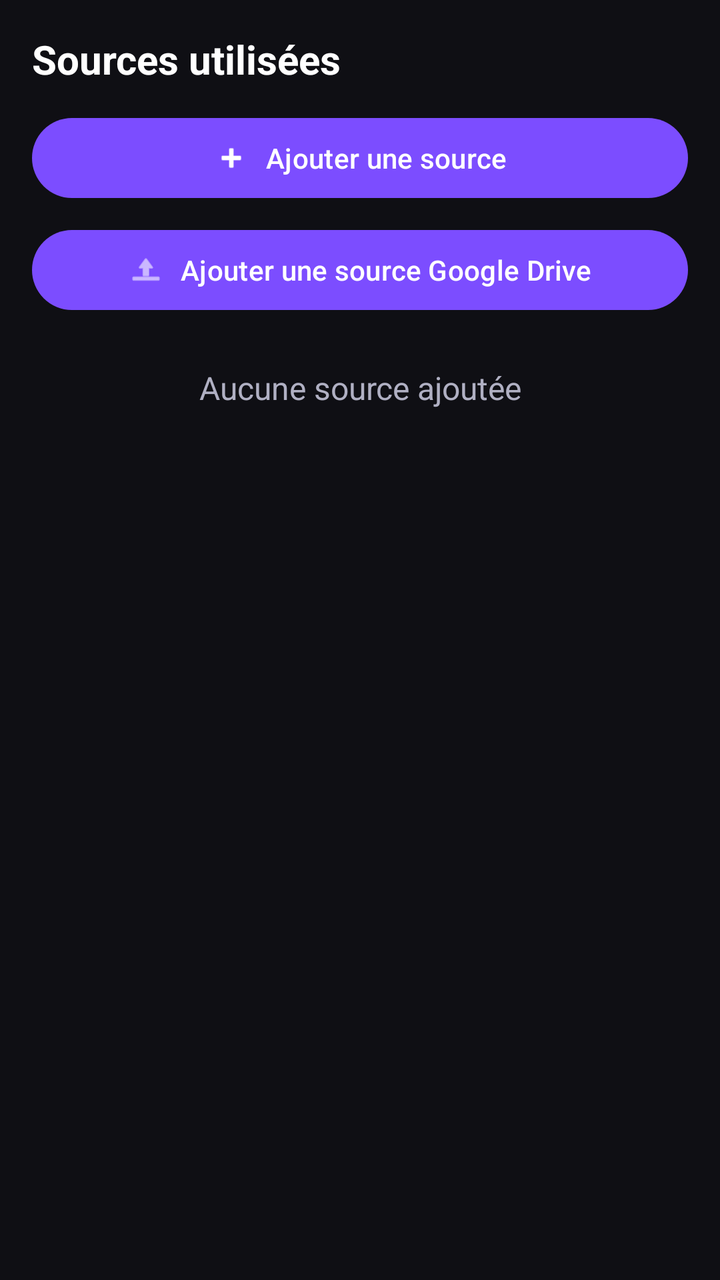
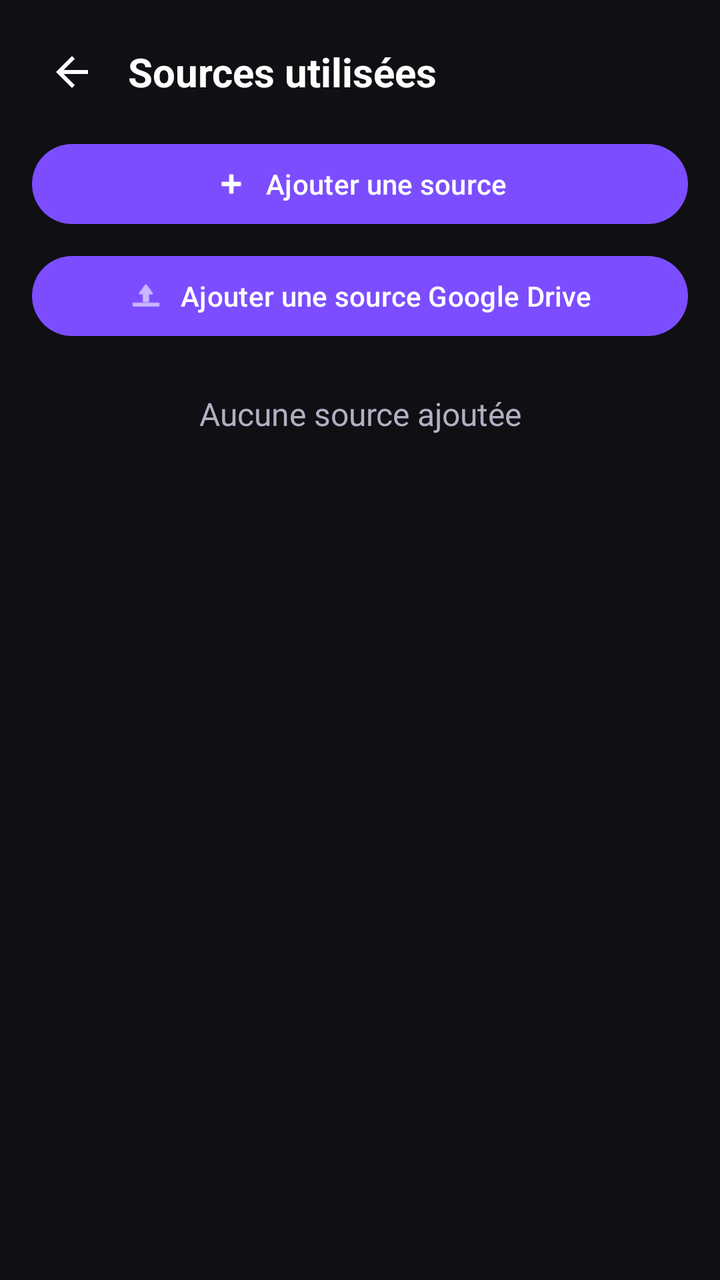

The first picture is an Android layout as it rendered before a commit; the second is the same layout after the commit. The layout source and the unified diff follow.
<!-- AndroidManifest.xml: application theme Theme.Melodie -->
<!-- res/layout/fragment_folders.xml -->
<?xml version="1.0" encoding="utf-8"?>
<LinearLayout xmlns:android="http://schemas.android.com/apk/res/android"
    xmlns:app="http://schemas.android.com/apk/res-auto"
    android:layout_width="match_parent"
    android:layout_height="match_parent"
    android:orientation="vertical"
    android:background="@color/bg_dark"
    android:padding="16dp">

    <TextView
        android:layout_width="match_parent"
        android:layout_height="wrap_content"
        android:layout_marginBottom="12dp"
        android:text="@string/folders_title"
        android:textColor="@color/text_primary"
        android:textSize="20sp"
        android:textStyle="bold" />

    <com.google.android.material.button.MaterialButton
        android:id="@+id/btn_add_source"
        android:layout_width="match_parent"
        android:layout_height="wrap_content"
        android:text="@string/folders_add_source"
        app:icon="@android:drawable/ic_input_add"
        app:iconGravity="textStart"
        app:iconPadding="8dp" />

    <com.google.android.material.button.MaterialButton
        android:id="@+id/btn_add_drive_source"
        android:layout_width="match_parent"
        android:layout_height="wrap_content"
        android:layout_marginTop="8dp"
        android:text="@string/folders_add_drive_source"
        app:icon="@android:drawable/ic_menu_upload"
        app:iconGravity="textStart"
        app:iconPadding="8dp" />

    <TextView
        android:id="@+id/folders_empty"
        android:layout_width="match_parent"
        android:layout_height="wrap_content"
        android:layout_marginTop="24dp"
        android:gravity="center"
        android:textColor="@color/text_secondary"
        android:textSize="16sp"
        android:text="@string/folders_empty" />

    <androidx.recyclerview.widget.RecyclerView
        android:id="@+id/folders_recycler"
        android:layout_width="match_parent"
        android:layout_height="0dp"
        android:layout_marginTop="16dp"
        android:layout_weight="1" />

</LinearLayout>
<!-- resources referenced by this layout -->
<resources>
  <color name="bg_dark">#0F0F14</color>
  <color name="text_primary">#FFFFFF</color>
  <color name="text_secondary">#B0B0C3</color>
  <string name="folders_add_drive_source">Ajouter une source Google Drive</string>
  <string name="folders_add_source">Ajouter une source</string>
  <string name="folders_empty">Aucune source ajoutée</string>
  <string name="folders_title">Sources utilisées</string>
  <style name="Theme.Melodie" parent="Theme.Material3.Dark.NoActionBar">
          <item name="colorPrimary">@color/melodie_purple</item>
          <item name="colorOnPrimary">@color/white</item>
          <item name="colorSecondary">@color/audio_cyan</item>
          <item name="colorOnSecondary">@color/black</item>
          <item name="colorTertiary">@color/energy_green</item>
          <item name="colorOnTertiary">@color/black</item>
  
          <item name="android:colorBackground">@color/bg_dark</item>
          <item name="colorSurface">@color/surface</item>
          <item name="colorSurfaceVariant">@color/surface_variant</item>
          <item name="colorOnBackground">@color/text_primary</item>
          <item name="colorOnSurface">@color/text_primary</item>
          <item name="colorOnSurfaceVariant">@color/text_secondary</item>
  
          <item name="android:statusBarColor">@color/bg_dark</item>
          <item name="android:navigationBarColor">@color/bg_dark</item>
          <item name="android:windowLightStatusBar">false</item>
      </style>
  <color name="melodie_purple">#7C4DFF</color>
  <color name="white">#FFFFFFFF</color>
  <color name="audio_cyan">#00D4FF</color>
  <color name="black">#FF000000</color>
  <color name="energy_green">#00E5A8</color>
  <color name="surface">#1A1A22</color>
  <color name="surface_variant">#232333</color>
</resources>

<!-- the commit's change to res/layout/fragment_folders.xml (unified diff, before → after) -->
@@ -7,14 +7,30 @@
     android:background="@color/bg_dark"
     android:padding="16dp">
 
-    <TextView
+    <LinearLayout
         android:layout_width="match_parent"
         android:layout_height="wrap_content"
         android:layout_marginBottom="12dp"
-        android:text="@string/folders_title"
-        android:textColor="@color/text_primary"
-        android:textSize="20sp"
-        android:textStyle="bold" />
+        android:gravity="center_vertical"
+        android:orientation="horizontal">
+
+        <ImageButton
+            android:id="@+id/btn_back"
+            android:layout_width="40dp"
+            android:layout_height="40dp"
+            android:layout_marginEnd="8dp"
+            android:background="?attr/selectableItemBackgroundBorderless"
+            android:contentDescription="@string/player_back"
+            android:src="@drawable/ic_back" />
+
+        <TextView
+            android:layout_width="wrap_content"
+            android:layout_height="wrap_content"
+            android:text="@string/folders_title"
+            android:textColor="@color/text_primary"
+            android:textSize="20sp"
+            android:textStyle="bold" />
+    </LinearLayout>
 
     <com.google.android.material.button.MaterialButton
         android:id="@+id/btn_add_source"
<!-- resource entries referenced after the edit -->
@@ -3,10 +3,18 @@
   <color name="bg_dark">#0F0F14</color>
   <color name="text_primary">#FFFFFF</color>
   <color name="text_secondary">#B0B0C3</color>
+  <!-- drawable ic_back (drawable) -->
+  <vector xmlns:android="http://schemas.android.com/apk/res/android"
+      android:width="24dp" android:height="24dp"
+      android:viewportWidth="24" android:viewportHeight="24"
+      android:tint="?attr/colorOnSurface">
+      <path android:fillColor="@android:color/white" android:pathData="M20,11H7.83l5.59,-5.59L12,4l-8,8 8,8 1.41,-1.41L7.83,13H20v-2z" />
+  </vector>
   <string name="folders_add_drive_source">Ajouter une source Google Drive</string>
   <string name="folders_add_source">Ajouter une source</string>
   <string name="folders_empty">Aucune source ajoutée</string>
   <string name="folders_title">Sources utilisées</string>
+  <string name="player_back">Retour</string>
   <style name="Theme.Melodie" parent="Theme.Material3.Dark.NoActionBar">
           <item name="colorPrimary">@color/melodie_purple</item>
           <item name="colorOnPrimary">@color/white</item>
